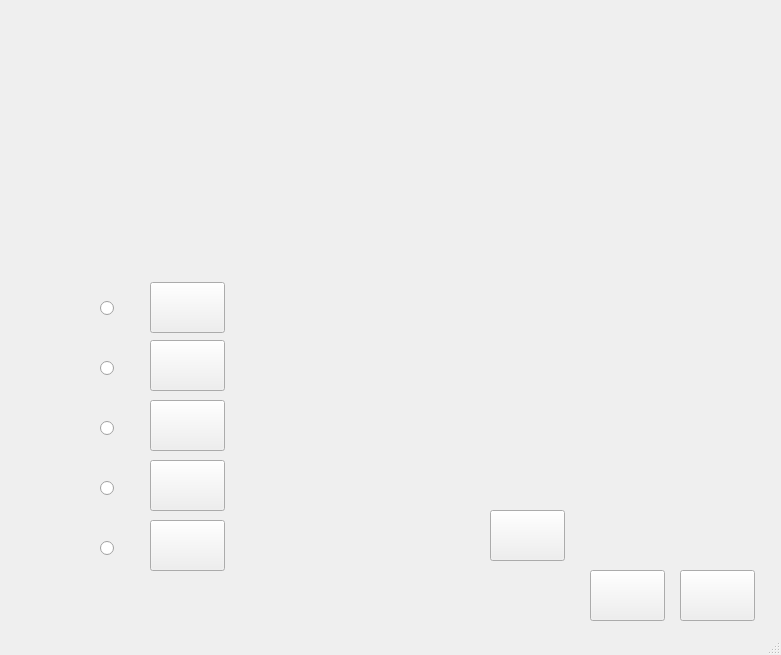
The window that src/templates/tela_avaliacao.ui (DanilloMLS/lepee) describes before a commit, drawn with Qt 5.
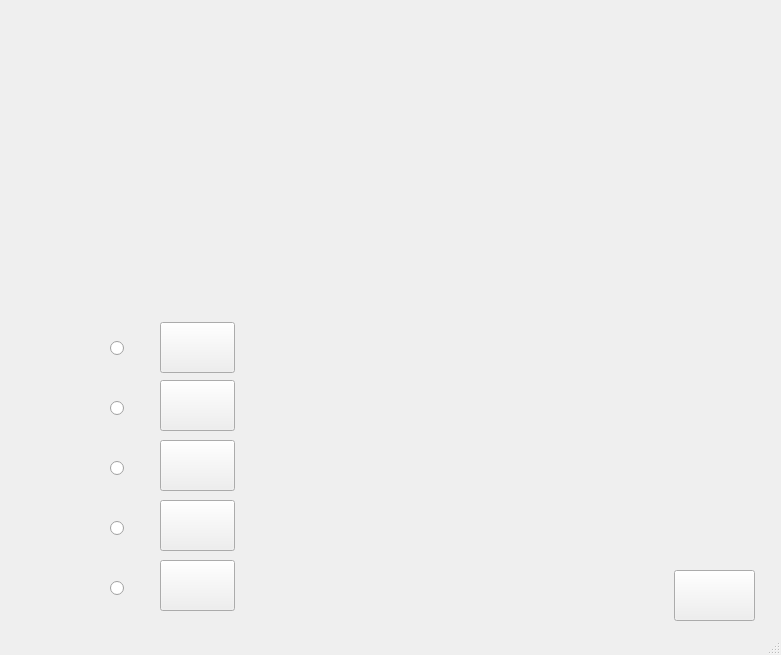
The same window after the commit.

Patch:
```diff
--- a/src/templates/tela_avaliacao.ui
+++ b/src/templates/tela_avaliacao.ui
@@ -17,8 +17,8 @@
    <widget class="QPushButton" name="alter1">
     <property name="geometry">
      <rect>
-      <x>150</x>
-      <y>282</y>
+      <x>160</x>
+      <y>322</y>
       <width>75</width>
       <height>51</height>
      </rect>
@@ -30,8 +30,8 @@
    <widget class="QPushButton" name="alter2">
     <property name="geometry">
      <rect>
-      <x>150</x>
-      <y>340</y>
+      <x>160</x>
+      <y>380</y>
       <width>75</width>
       <height>51</height>
      </rect>
@@ -43,8 +43,8 @@
    <widget class="QPushButton" name="alter3">
     <property name="geometry">
      <rect>
-      <x>150</x>
-      <y>400</y>
+      <x>160</x>
+      <y>440</y>
       <width>75</width>
       <height>51</height>
      </rect>
@@ -56,8 +56,8 @@
    <widget class="QPushButton" name="alter4">
     <property name="geometry">
      <rect>
-      <x>150</x>
-      <y>460</y>
+      <x>160</x>
+      <y>500</y>
       <width>75</width>
       <height>51</height>
      </rect>
@@ -69,9 +69,9 @@
    <widget class="QPushButton" name="proxPerg">
     <property name="geometry">
      <rect>
-      <x>680</x>
+      <x>674</x>
       <y>570</y>
-      <width>75</width>
+      <width>81</width>
       <height>51</height>
      </rect>
     </property>
@@ -84,26 +84,26 @@
      <rect>
       <x>40</x>
       <y>30</y>
-      <width>291</width>
-      <height>191</height>
-     </rect>
-    </property>
-   </widget>
-   <widget class="QWidget" name="alternativaWidget" native="true">
-    <property name="geometry">
-     <rect>
-      <x>340</x>
-      <y>260</y>
       <width>371</width>
-      <height>241</height>
+      <height>271</height>
+     </rect>
+    </property>
+   </widget>
+   <widget class="QWidget" name="alternativaWidget" native="true">
+    <property name="geometry">
+     <rect>
+      <x>370</x>
+      <y>310</y>
+      <width>381</width>
+      <height>251</height>
      </rect>
     </property>
    </widget>
    <widget class="QRadioButton" name="radioButton">
     <property name="geometry">
      <rect>
-      <x>100</x>
-      <y>300</y>
+      <x>110</x>
+      <y>340</y>
       <width>31</width>
       <height>17</height>
      </rect>
@@ -115,8 +115,8 @@
    <widget class="QRadioButton" name="radioButton_2">
     <property name="geometry">
      <rect>
-      <x>100</x>
-      <y>360</y>
+      <x>110</x>
+      <y>400</y>
       <width>31</width>
       <height>17</height>
      </rect>
@@ -128,8 +128,8 @@
    <widget class="QRadioButton" name="radioButton_3">
     <property name="geometry">
      <rect>
-      <x>100</x>
-      <y>420</y>
+      <x>110</x>
+      <y>460</y>
       <width>31</width>
       <height>17</height>
      </rect>
@@ -141,8 +141,8 @@
    <widget class="QRadioButton" name="radioButton_4">
     <property name="geometry">
      <rect>
-      <x>100</x>
-      <y>480</y>
+      <x>110</x>
+      <y>520</y>
       <width>31</width>
       <height>17</height>
      </rect>
@@ -154,8 +154,8 @@
    <widget class="QRadioButton" name="radioButton_5">
     <property name="geometry">
      <rect>
-      <x>100</x>
-      <y>540</y>
+      <x>110</x>
+      <y>580</y>
       <width>31</width>
       <height>17</height>
      </rect>
@@ -167,34 +167,8 @@
    <widget class="QPushButton" name="alter5">
     <property name="geometry">
      <rect>
-      <x>150</x>
-      <y>520</y>
-      <width>75</width>
-      <height>51</height>
-     </rect>
-    </property>
-    <property name="text">
-     <string/>
-    </property>
-   </widget>
-   <widget class="QPushButton" name="anterPerg">
-    <property name="geometry">
-     <rect>
-      <x>590</x>
-      <y>570</y>
-      <width>75</width>
-      <height>51</height>
-     </rect>
-    </property>
-    <property name="text">
-     <string/>
-    </property>
-   </widget>
-   <widget class="QPushButton" name="escolherAlter">
-    <property name="geometry">
-     <rect>
-      <x>490</x>
-      <y>510</y>
+      <x>160</x>
+      <y>560</y>
       <width>75</width>
       <height>51</height>
      </rect>
```
Left out of the diff: 2 changed lines with no effect on the pictures.
